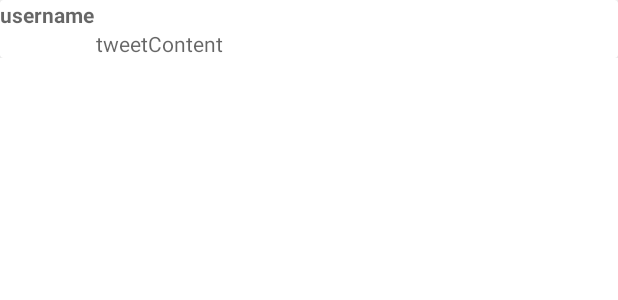
After one commit to mstefanowski/ProjektPAM_TwitterApp, an Android app: the layout single_tweet_layout.xml on its own in the app's theme, with its tools: preview values and no code run, on a phone screen of 412 x 824 dp. The commit adds this screen. Shown: the top 300 px of the screen. Run offline under Robolectric (Android 15) with nearby library versions, the phone set to English and light mode, and no system bars.

Commit message:
recycler view - username + tresc tweeta

```diff
--- a/app/src/main/AndroidManifest.xml
+++ b/app/src/main/AndroidManifest.xml
@@ -2,18 +2,18 @@
 <manifest xmlns:android="http://schemas.android.com/apk/res/android"
     package="pl.edu.uwr.pum.twitterapp">
 
-    <uses-permission android:name="android.permission.INTERNET"/>
+    <uses-permission android:name="android.permission.INTERNET" />
     <uses-permission android:name="android.permission.ACCESS_NETWORK_STATE" />
 
-
     <application
+        android:name=".TwitterApplication"
         android:allowBackup="true"
         android:icon="@mipmap/ic_launcher"
         android:label="@string/app_name"
-        android:name=".TwitterApplication"
         android:roundIcon="@mipmap/ic_launcher_round"
         android:supportsRtl="true"
         android:theme="@style/Theme.TwitterApp">
+        <activity android:name=".TweetListActivity"></activity>
         <activity android:name=".MainActivity">
             <intent-filter>
                 <action android:name="android.intent.action.MAIN" />
--- a/app/src/main/java/pl/edu/uwr/pum/twitterapp/MainActivity.java
+++ b/app/src/main/java/pl/edu/uwr/pum/twitterapp/MainActivity.java
@@ -3,7 +3,6 @@ package pl.edu.uwr.pum.twitterapp;
 import android.content.Context;
 import android.content.Intent;
 import android.os.Bundle;
-import android.util.Log;
 import android.widget.Toast;
 
 import androidx.appcompat.app.AppCompatActivity;
@@ -28,6 +27,9 @@ public class MainActivity extends AppCompatActivity {
             @Override
             public void success(Result<TwitterSession> result) {
                 requestEmailAddress(getApplicationContext(), result.data);
+
+                Intent intent = new Intent(getApplicationContext(), TweetListActivity.class);
+                startActivity(intent);
             }
 
             @Override
@@ -45,7 +47,6 @@ public class MainActivity extends AppCompatActivity {
             @Override
             public void success(Result<String> result) {
                 Toast.makeText(context, "gituwa dziala", Toast.LENGTH_SHORT).show();
-                Log.i("Result test", result.toString());
             }
 
             @Override
--- /dev/null
+++ b/app/src/main/res/layout/single_tweet_layout.xml
@@ -0,0 +1,46 @@
+<?xml version="1.0" encoding="utf-8"?>
+<androidx.constraintlayout.widget.ConstraintLayout xmlns:android="http://schemas.android.com/apk/res/android"
+    xmlns:app="http://schemas.android.com/apk/res-auto"
+    xmlns:tools="http://schemas.android.com/tools"
+    android:layout_width="match_parent"
+    android:layout_height="wrap_content">
+
+    <androidx.cardview.widget.CardView
+        android:layout_width="match_parent"
+        android:layout_height="wrap_content"
+        app:layout_constraintStart_toStartOf="parent"
+        tools:ignore="MissingConstraints">
+
+        <androidx.constraintlayout.widget.ConstraintLayout
+            android:layout_width="match_parent"
+            android:layout_height="wrap_content">
+
+            <TextView
+                android:id="@+id/usernameTextView"
+                android:layout_width="wrap_content"
+                android:layout_height="wrap_content"
+                android:hint="username"
+                android:textStyle="bold"
+                app:layout_constraintBottom_toBottomOf="parent"
+                app:layout_constraintEnd_toEndOf="parent"
+                app:layout_constraintHorizontal_bias="0.0"
+                app:layout_constraintStart_toStartOf="parent"
+                app:layout_constraintTop_toTopOf="parent"
+                app:layout_constraintVertical_bias="0.0" />
+
+            <TextView
+                android:id="@+id/tweetContentTextView"
+                android:layout_width="wrap_content"
+                android:layout_height="wrap_content"
+                android:hint="tweetContent"
+                app:layout_constraintBottom_toBottomOf="parent"
+                app:layout_constraintEnd_toEndOf="parent"
+                app:layout_constraintHorizontal_bias="0.195"
+                app:layout_constraintStart_toStartOf="parent"
+                app:layout_constraintTop_toBottomOf="@+id/usernameTextView"
+                app:layout_constraintVertical_bias="1.0" />
+
+        </androidx.constraintlayout.widget.ConstraintLayout>
+    </androidx.cardview.widget.CardView>
+
+</androidx.constraintlayout.widget.ConstraintLayout>
```
Also changed, not shown: app/src/main/java/pl/edu/uwr/pum/twitterapp/TweetAdapter.java (added, +61 -0 lines), app/src/main/java/pl/edu/uwr/pum/twitterapp/TweetListActivity.java (added, +49 -0 lines), app/src/main/res/layout/activity_tweet_list.xml (added, +13 -0 lines).
